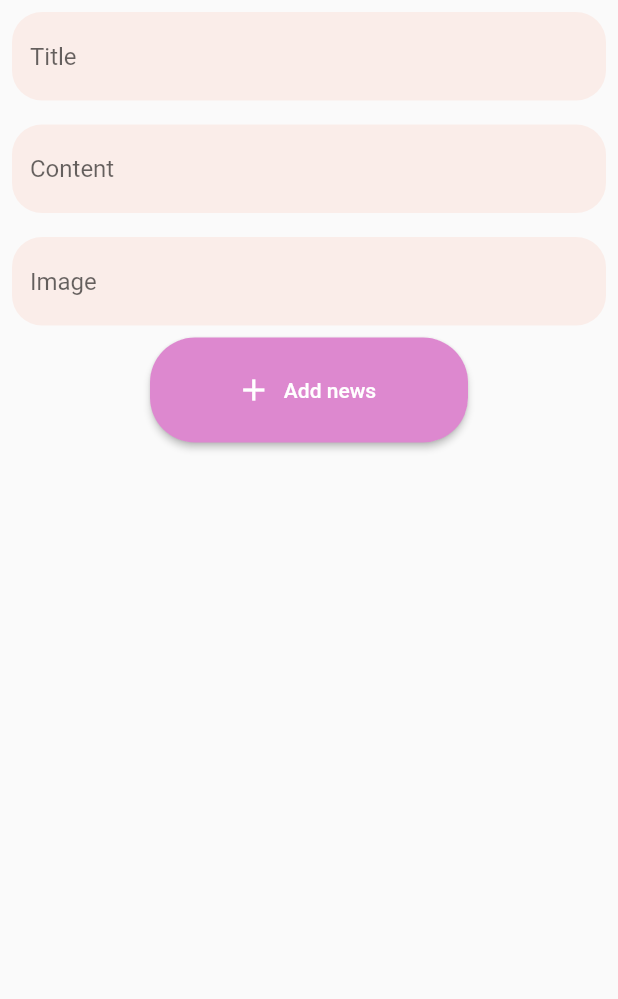
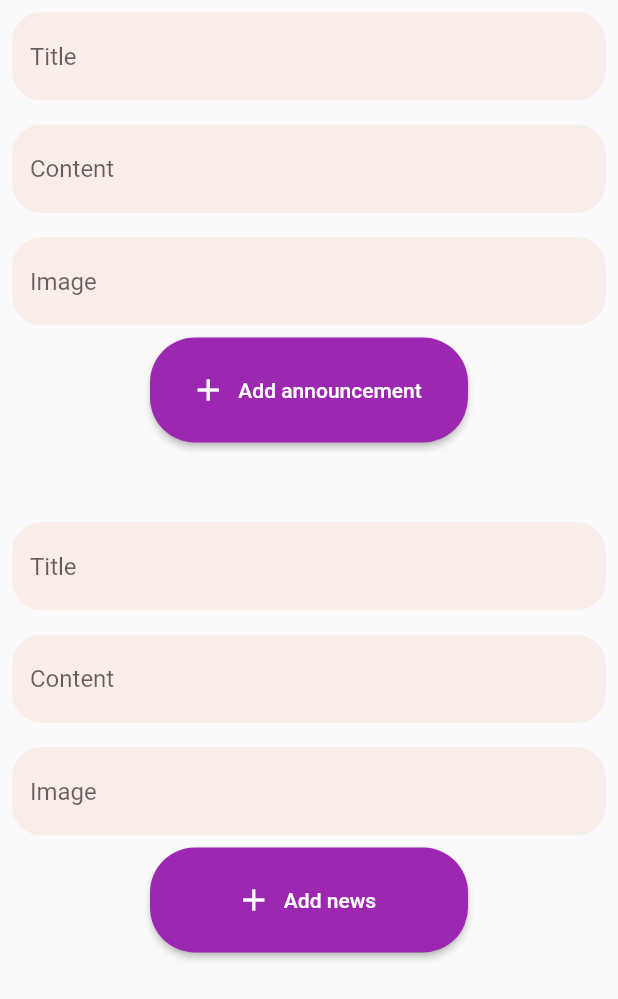
Before and after one commit to ahmed-azizz/personal_safety_admin_web_panel, a Flutter app: the NewsAddScreen screen opened directly, on a phone screen of 412 x 824 dp. Shown: the top 999 px of the screen. Run offline on Flutter 3.47's test engine with Material 2 defaults, Android fonts, the light colour scheme and no system bars; our stand-ins replace cloud_firestore, firebase_core; missing offline and left inert: simple_sidebar; accounts and stored records are empty; Roboto replaces fonts that are missing (Gordita).

Commit message:
last commit

```diff
--- a/lib/add_news.dart
+++ b/lib/add_news.dart
@@ -1,5 +1,7 @@
 import 'package:cloud_firestore/cloud_firestore.dart';
 import 'package:flutter/material.dart';
+
+import 'ImagePickerWidget.dart';
 
 class NewsAddScreen extends StatefulWidget {
   const NewsAddScreen({Key? key}) : super(key: key);
@@ -9,15 +11,77 @@ class NewsAddScreen extends StatefulWidget {
 }
 
 class _NewsAddScreenState extends State<NewsAddScreen> {
+
+  final Atitle = TextEditingController();
+  final Acontent = TextEditingController();
+  final AimageUrl = TextEditingController();
+  final Apublish_date=TextEditingController();
+
+
+
   final title = TextEditingController();
   final content = TextEditingController();
   final imageUrl = TextEditingController();
   final publish_date=TextEditingController();
+
+
   @override
   Widget build(BuildContext context) {
     return Scaffold(
       body: Column(
         children: [
+          Padding(
+            padding: const EdgeInsets.all(8.0),
+            child: TextField(
+              controller: Atitle,
+              decoration: const InputDecoration(hintText: 'Title'),
+            ),
+          ),
+          Padding(
+            padding: const EdgeInsets.all(8.0),
+            child: TextField(
+              controller: Acontent,
+              decoration: const InputDecoration(hintText: 'Content'),
+            ),
+          ),
+          Padding(
+            padding: const EdgeInsets.all(8.0),
+
+
+
+            child: TextField(
+              controller: AimageUrl,
+              decoration: const InputDecoration(hintText: 'Image'),
+            ),
+          ),
+          ElevatedButton.icon(
+              style: ElevatedButton.styleFrom(
+                backgroundColor: Colors.purple,
+                minimumSize: Size(MediaQuery.of(context).size.width - 200, 70),
+                shape: RoundedRectangleBorder(
+                  borderRadius: BorderRadius.circular(30),
+                ),
+              ),
+              icon: const Icon(Icons.add),
+              onPressed: () async {
+                await FirebaseFirestore.instance
+                    .collection('announcement')
+                    .add({
+                  'Atitle': Atitle.text,
+                  'Acontent': Acontent.text,
+                  'AimageUrl': AimageUrl.text,
+                  'Apublish_date': DateTime.now().toString(),
+                });
+                print(FirebaseFirestore.instance.collection('users').id.toString());
+              },
+              label: const Text('Add announcement')),
+
+
+          ///////////////////////////////////////
+          SizedBox(height: 45,),
+          //////////////////////////////////////////////
+
+
           Padding(
             padding: const EdgeInsets.all(8.0),
             child: TextField(
@@ -41,7 +105,7 @@ class _NewsAddScreenState extends State<NewsAddScreen> {
           ),
           ElevatedButton.icon(
               style: ElevatedButton.styleFrom(
-                backgroundColor: Color(0xFFDD88CF),
+                backgroundColor: Colors.purple,
                 minimumSize: Size(MediaQuery.of(context).size.width - 200, 70),
                 shape: RoundedRectangleBorder(
                   borderRadius: BorderRadius.circular(30),
@@ -55,11 +119,13 @@ class _NewsAddScreenState extends State<NewsAddScreen> {
                   'name': title.text,
                   'content': content.text,
                   'imageUrl': imageUrl.text,
-                  'publish_date': publish_date.toString(),
+                  'publish_date': DateTime.now().toIso8601String(),
                 });
                 print(FirebaseFirestore.instance.collection('users').id.toString());
               },
-              label: const Text('Add news'))
+              label: const Text('Add news')),
+
+
         ],
       ),
     );
```
Also changed, not shown: lib/main.dart (+13 -1 lines), pubspec.yaml (+13 -4 lines), pubspec.lock, 3 other files.
